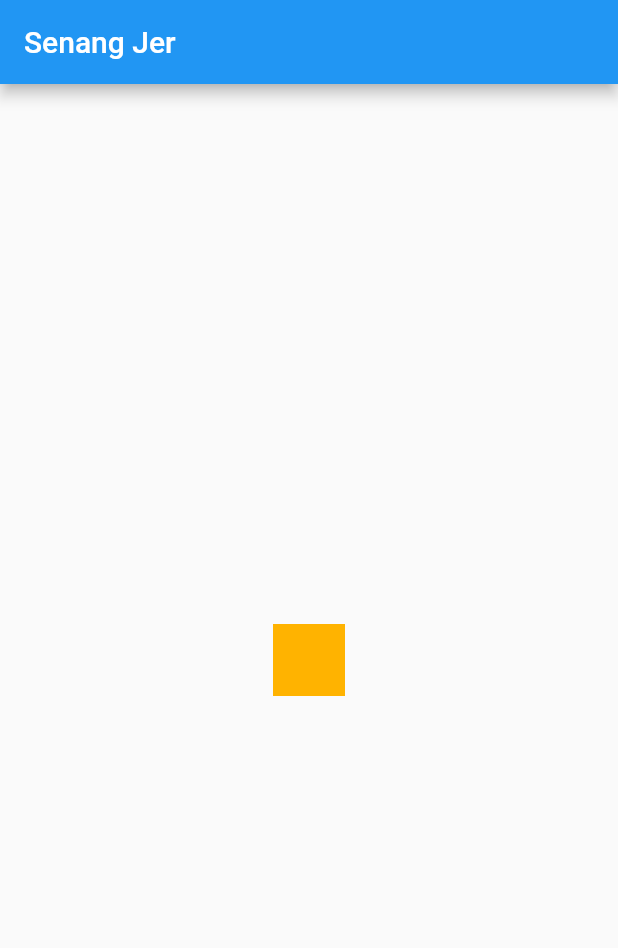
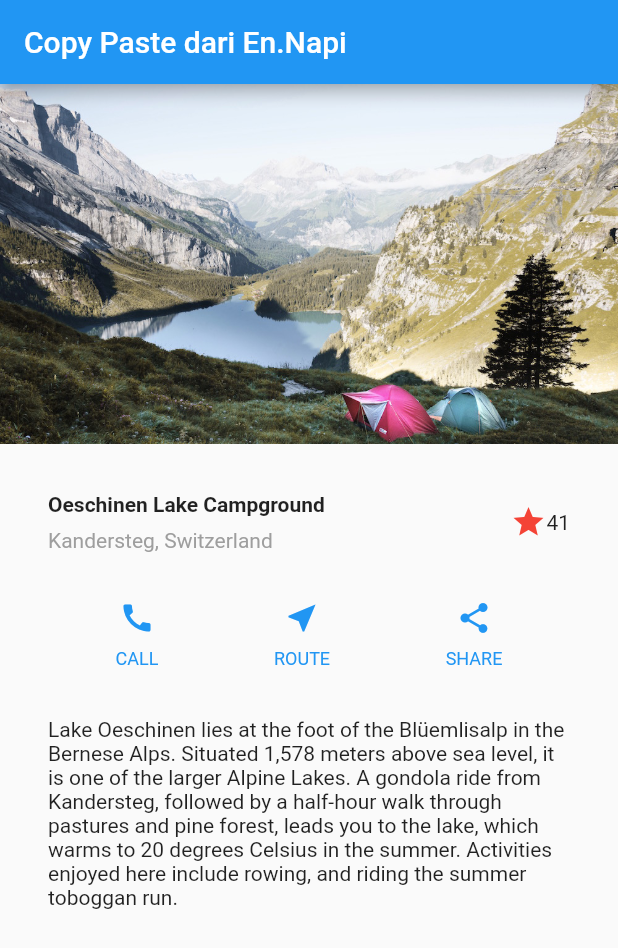
Before and after one commit to addff/sir, a Flutter app: the screen it shows after launch, on a phone screen of 412 x 824 dp. Shown: the top 948 px of the screen. Run offline on Flutter 3.47's test engine with Material 2 defaults, Android fonts, the phone set to English and light mode, and no system bars.

Commit message:
lab 4 finished

```diff
--- a/newfirstapp/lib/main.dart
+++ b/newfirstapp/lib/main.dart
@@ -1,27 +1,120 @@
 import 'package:flutter/material.dart';
+// Uncomment lines 7 and 10 to view the visual layout at runtime.
+// import 'package:flutter/rendering.dart' show debugPaintSizeEnabled;
 
-void main() => runApp(MyApp());
+void main() {
+  // debugPaintSizeEnabled = true;
+  runApp(MyApp());
+}
 
 class MyApp extends StatelessWidget {
   @override
   Widget build(BuildContext context) {
+    Widget titleSection = Container(
+      padding: const EdgeInsets.all(32),
+      child: Row(
+        children: [
+          Expanded(
+            /*1*/
+            child: Column(
+              crossAxisAlignment: CrossAxisAlignment.start,
+              children: [
+                /*2*/
+                Container(
+                  padding: const EdgeInsets.only(bottom: 8),
+                  child: Text(
+                    'Oeschinen Lake Campground',
+                    style: TextStyle(
+                      fontWeight: FontWeight.bold,
+                    ),
+                  ),
+                ),
+                Text(
+                  'Kandersteg, Switzerland',
+                  style: TextStyle(
+                    color: Colors.grey[500],
+                  ),
+                ),
+              ],
+            ),
+          ),
+          /*3*/
+          Icon(
+            Icons.star,
+            color: Colors.red[500],
+          ),
+          Text('41'),
+        ],
+      ),
+    );
+
+    Color color = Theme.of(context).primaryColor;
+
+    Widget buttonSection = Container(
+      child: Row(
+        mainAxisAlignment: MainAxisAlignment.spaceEvenly,
+        children: [
+          _buildButtonColumn(color, Icons.call, 'CALL'),
+          _buildButtonColumn(color, Icons.near_me, 'ROUTE'),
+          _buildButtonColumn(color, Icons.share, 'SHARE'),
+        ],
+      ),
+    );
+
+    Widget textSection = Container(
+      padding: const EdgeInsets.all(32),
+      child: Text(
+        'Lake Oeschinen lies at the foot of the Blüemlisalp in the Bernese '
+            'Alps. Situated 1,578 meters above sea level, it is one of the '
+            'larger Alpine Lakes. A gondola ride from Kandersteg, followed by a '
+            'half-hour walk through pastures and pine forest, leads you to the '
+            'lake, which warms to 20 degrees Celsius in the summer. Activities '
+            'enjoyed here include rowing, and riding the summer toboggan run.',
+        softWrap: true,
+      ),
+    );
+
     return MaterialApp(
-      title: 'Flutter Lab 3',
+      title: 'Flutter layout demo',
       home: Scaffold(
         appBar: AppBar(
-          title: Text('Senang Jer'),
+          title: Text('Copy Paste dari En.Napi'),
         ),
-        body: Container(
-          child: Center(
-            child: Container(
-              margin: const EdgeInsets.all(10.0),
-              color: Colors.amber[600],
-              width: 48.0,
-              height: 48.0,
+        body: ListView(
+          children: [
+            Image.asset(
+              'resources/images/lake.jpg',
+              width: 600,
+              height: 240,
+              fit: BoxFit.cover,
             ),
-          )
+            titleSection,
+            buttonSection,
+            textSection,
+          ],
         ),
       ),
     );
   }
+
+  Column _buildButtonColumn(Color color, IconData icon, String label) {
+    return Column(
+      mainAxisSize: MainAxisSize.min,
+      mainAxisAlignment: MainAxisAlignment.center,
+      children: [
+        Icon(icon, color: color),
+        Container(
+          margin: const EdgeInsets.only(top: 8),
+          child: Text(
+            label,
+            style: TextStyle(
+              fontSize: 12,
+              fontWeight: FontWeight.w400,
+              color: color,
+            ),
+          ),
+        ),
+      ],
+    );
+  }
 }
--- a/newfirstapp/pubspec.yaml
+++ b/newfirstapp/pubspec.yaml
@@ -45,6 +45,9 @@ flutter:
   #  - images/a_dot_burr.jpeg
   #  - images/a_dot_ham.jpeg
 
+  assets:
+    - resources/images/lake.jpg
+
   # An image asset can refer to one or more resolution-specific "variants", see
   # https://flutter.dev/assets-and-images/#resolution-aware.
 
```
Also changed, not shown: newfirstapp/resources/images/lake.jpg (added), 1 other file.
